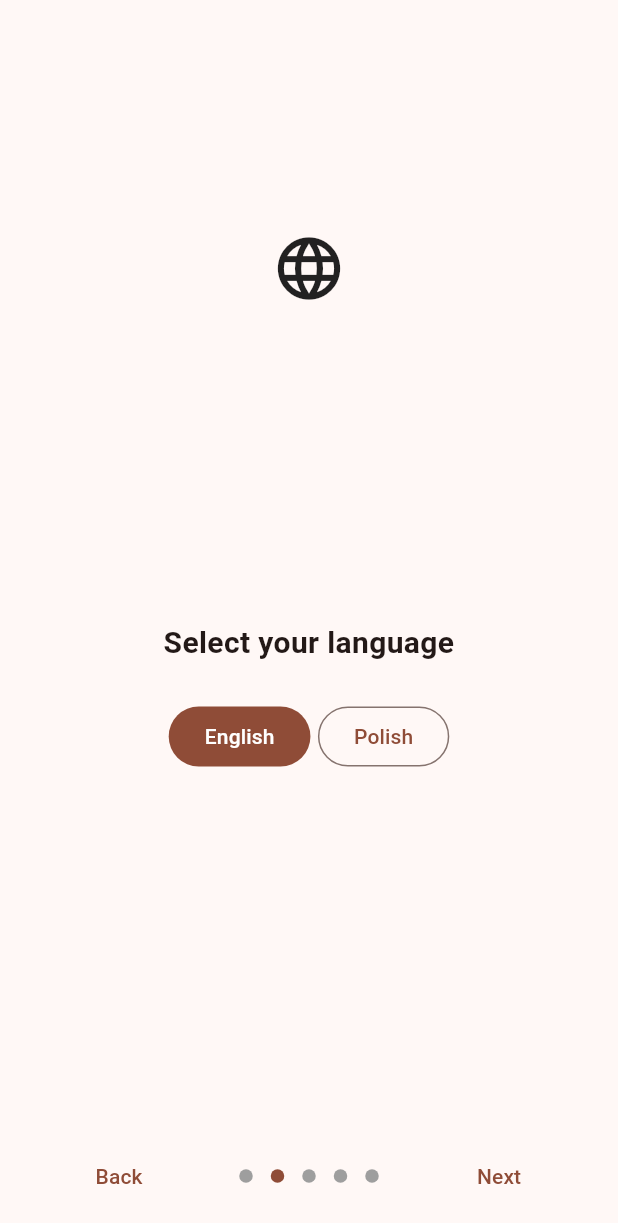
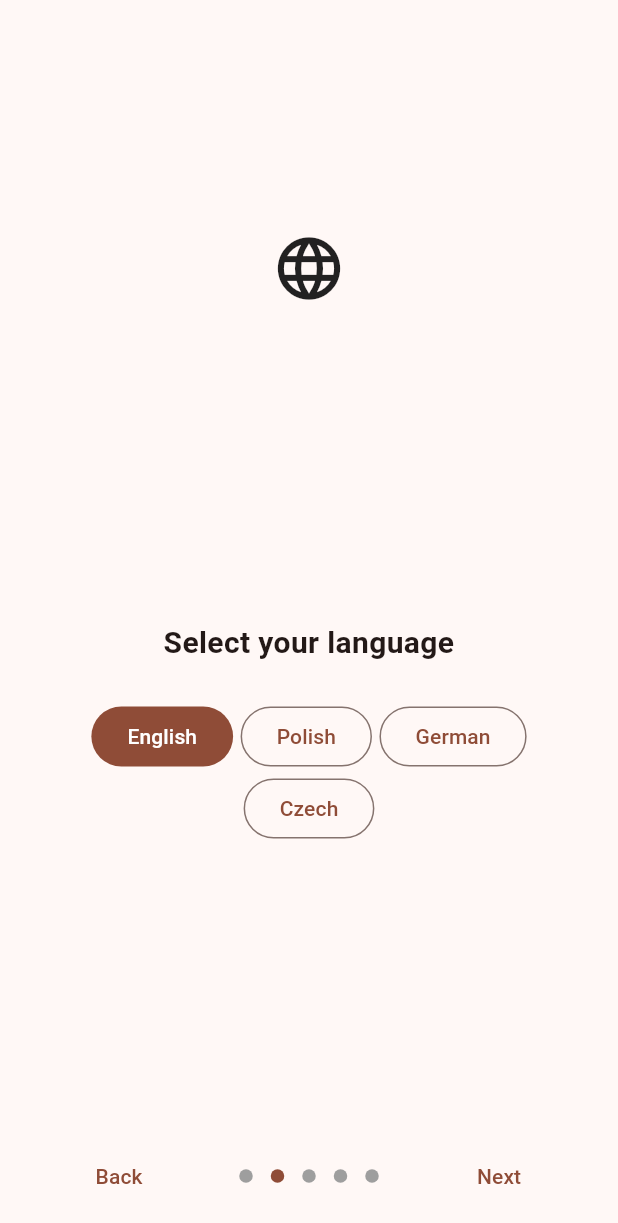
Before and after one commit to fimpro/ElevenLabsChallenge, a Flutter app: the screen it shows after launch, swiped to page 2, on a phone screen of 412 x 824 dp. Shown: the top 1223 px of the screen. Run offline on Flutter 3.47's test engine with Material 3 defaults, Android fonts, the phone set to English and light mode, and no system bars; drawn by our look-alikes of group_button, introduction_screen; our stand-ins replace flutter_bloc, flutter_map, fluttertoast, geocoding, geolocator, just_audio and 2 more; missing offline and left inert: dart:js_interop, event, flutter_map_animations, flutter_map_cancellable_tile_provider, flutter_map_location_marker.

Commit message:
add 2 languages

```diff
--- a/sightseeing_app/lib/state/config.dart
+++ b/sightseeing_app/lib/state/config.dart
@@ -16,7 +16,7 @@ String getVoiceName(String voiceId) {
 final moods = ["Energetic", "Bored", "Dramatic"];
 final predefinedPreferences = ["Architecture", "History", "Art", "Nature", "Food & Drink", "Local Culture", "Hidden Gems"];
 final preferences = [...predefinedPreferences];
-final languages = ["English", "Polish"];
+final languages = ["English", "Polish", "German", "Czech"];
 
 
 class ConfigCubit extends Cubit<ConfigState> {
```
